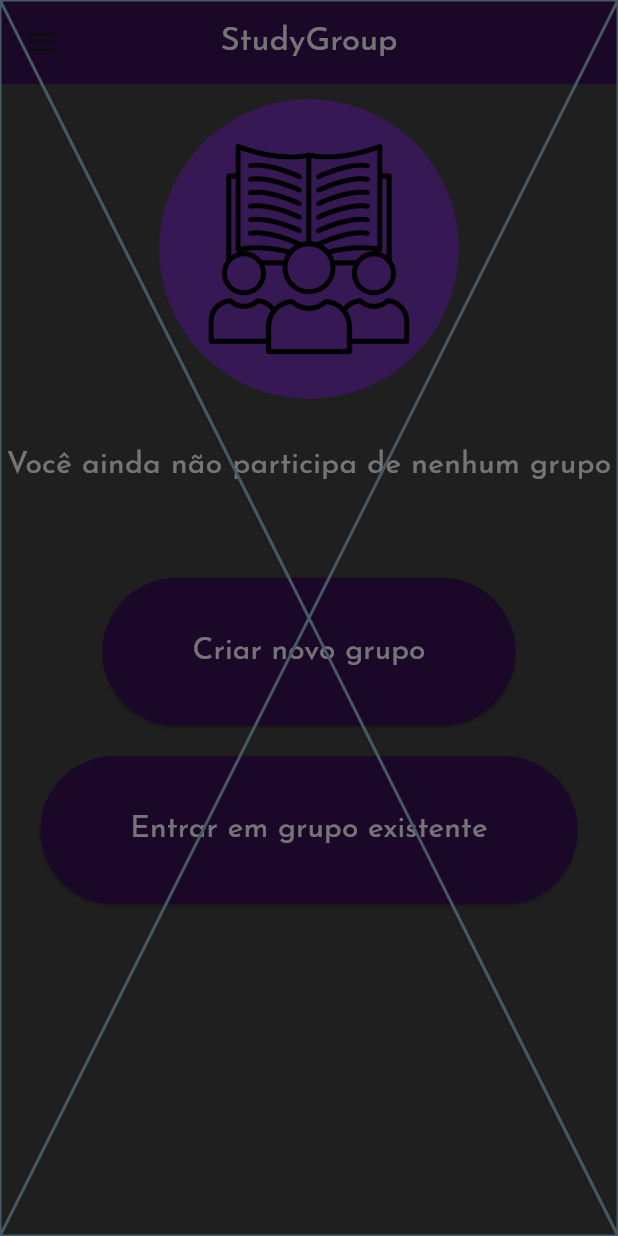
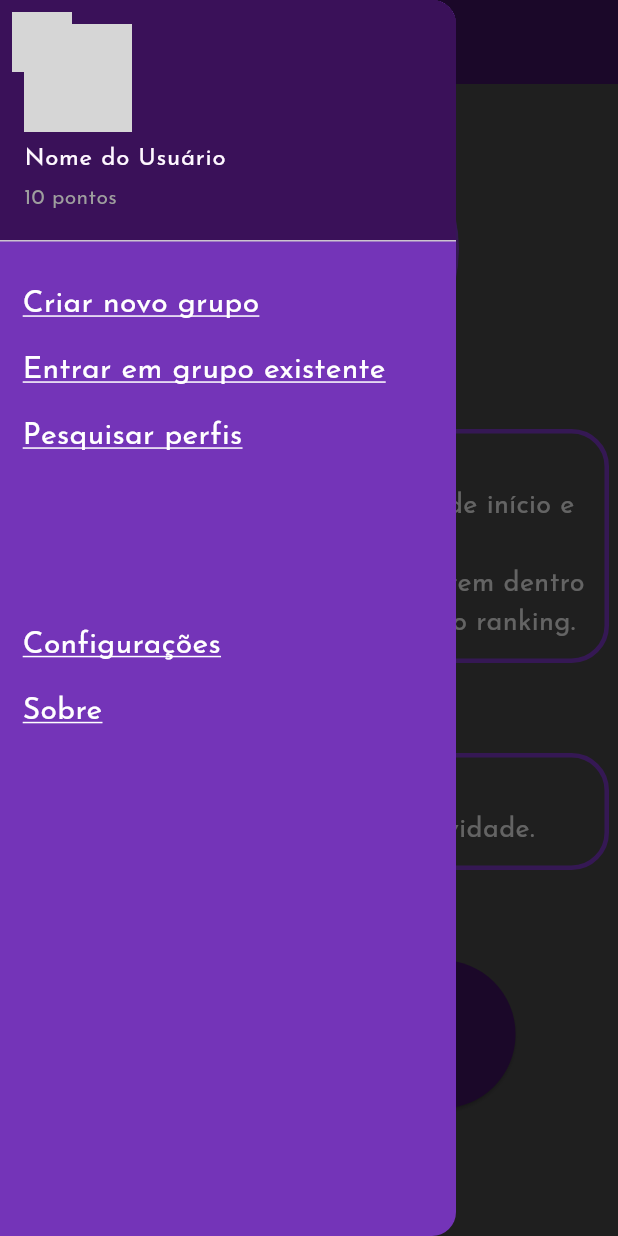
Before and after one commit to Italloprog/TCC-StudyGroup, a Flutter app: the ScafolldBase screen opened directly, with the side drawer open, on a phone screen of 412 x 824 dp. Run offline on Flutter 3.47's test engine with Material 3 defaults, Android fonts, the phone set to English and light mode, and no system bars; our stand-ins replace image_picker; network calls fail; grey boxes are pictures that could not be loaded.

Commit message:
mais telas

```diff
--- a/frontend/study_group/lib/main.dart
+++ b/frontend/study_group/lib/main.dart
@@ -1,7 +1,11 @@
 import 'package:flutter/material.dart';
 import 'package:study_group/views/pages/cadastro.dart';
+import 'package:study_group/views/pages/encontrar_grupo.dart';
 import 'package:study_group/views/pages/login.dart';
+import 'package:study_group/views/pages/novo_grupo.dart';
 import 'package:study_group/views/pages/pagina_inicial.dart';
+import 'package:study_group/views/pages/perfil.dart';
+import 'package:study_group/views/pages/sobre.dart';
 
 void main() {
   runApp(const MyApp());
@@ -38,6 +42,10 @@ class MyApp extends StatelessWidget {
         '/login' : (context) => const LoginPage(),
         '/cadastro' : (context) => const CadastroPage(),
         '/pagina_inicial' : (context) => const PaginaInicial(),
+        '/sobre' : (context) => const SobrePage(),
+        '/perfil' : (context) => const PerfilPage(),
+        '/novo_grupo' : (context) => const NovoGrupoPage(),
+        '/encontrar_grupo' : (context) => const EncontrarGrupoPage(),
       },
 
     );
--- a/frontend/study_group/lib/views/pages/pagina_inicial.dart
+++ b/frontend/study_group/lib/views/pages/pagina_inicial.dart
@@ -1,4 +1,5 @@
 import 'package:flutter/material.dart';
+import 'package:study_group/views/widgets/Icone_grande_app.dart';
 import 'package:study_group/views/widgets/botao.dart';
 import 'package:study_group/views/widgets/scafolld_base.dart';
 
@@ -16,14 +17,7 @@ class _PaginaInicialState extends State<PaginaInicial> {
       body: Column(
         children: [
 
-          Container(
-            margin: const EdgeInsets.all(10),
-            width: 200,
-            height: 200,
-            child: ClipOval(
-              child: Image.asset('lib/assets/iconeApp2.png'),
-            ),
-          ),
+          IconeGrandeApp(),
 
           const SizedBox(
             height: 20,
@@ -33,11 +27,15 @@ class _PaginaInicialState extends State<PaginaInicial> {
           const SizedBox(
             height: 60,
           ),
-          Botao(label: 'Criar novo grupo', onPressed: (){}),
+          Botao(label: 'Criar novo grupo', onPressed: (){
+            Navigator.pushNamed(context, '/novo_grupo');
+          }),
           const SizedBox(
             height: 20,
           ),
-          Botao(label: 'Entrar em grupo existente', onPressed: (){})
+          Botao(label: 'Entrar em grupo existente', onPressed: (){
+            Navigator.pushNamed(context, '/encontrar_grupo');
+          })
         ],
       )
     );
--- a/frontend/study_group/lib/views/widgets/drawer_base.dart
+++ b/frontend/study_group/lib/views/widgets/drawer_base.dart
@@ -1,4 +1,5 @@
 import 'package:flutter/material.dart';
+import 'package:study_group/views/widgets/texto_com_linha.dart';
 
 class DrawerBase extends StatefulWidget {
   const DrawerBase({super.key});
@@ -10,6 +11,78 @@ class DrawerBase extends StatefulWidget {
 class _DrawerBaseState extends State<DrawerBase> {
   @override
   Widget build(BuildContext context) {
-    return const Placeholder();
+    return Drawer(
+      backgroundColor: const Color.fromARGB(255, 116, 52, 184),
+      child: ListView(
+        children: [
+
+          UserAccountsDrawerHeader(
+            decoration: BoxDecoration(
+              color: const Color.fromARGB(255, 58, 17, 89),
+            ),
+
+            currentAccountPicture:
+            InkWell(
+              onTap: () {
+                Navigator.pushNamed(context, '/perfil');
+              },
+              child:  CircleAvatar(backgroundImage: NetworkImage('https://pbs.twimg.com/media/FsGrGIBXgAA1OQI.jpg',),),
+            ),
+
+
+            accountName:
+            InkWell(
+              child: Text('Nome do Usuário'),
+              onTap: () {
+                Navigator.pushNamed(context, '/perfil');
+              },
+            ),
+
+            accountEmail: Text('10 pontos',
+              style: TextStyle(
+                color: Colors.grey,
+              ),
+            ),
+          ),
+          Container(
+            margin: const EdgeInsets.only(left: 15, top: 20),
+            child: Column(
+              crossAxisAlignment: CrossAxisAlignment.start,
+              spacing: 15,
+              children: [
+                InkWell(
+                  onTap: () {
+                    Navigator.pushNamed(context, '/novo_grupo');
+                  },
+                  child: TextoComLinha(texto: 'Criar novo grupo',)
+                ),
+
+              InkWell(
+                onTap: () {
+                  Navigator.pushNamed(context, '/encontrar_grupo');
+                },
+                child: TextoComLinha(texto: 'Entrar em grupo existente',)
+              ),
+
+              TextoComLinha(texto: 'Pesquisar perfis'),
+
+              SizedBox(
+                height: 80,
+              ),
+
+              TextoComLinha(texto: 'Configurações',),
+
+              InkWell(
+                child: TextoComLinha(texto: 'Sobre',),
+                onTap: () {
+                  Navigator.pushNamed(context, '/sobre');
+                },
+              ),
+              ],
+            ),
+          ),
+        ],
+      ),
+    );
   }
 }
--- /dev/null
+++ b/frontend/study_group/lib/views/widgets/icone_grande_app.dart
@@ -0,0 +1,19 @@
+import 'package:flutter/material.dart';
+
+class IconeGrandeApp extends StatelessWidget {
+  const IconeGrandeApp({super.key, this.altura, this.largura});
+  final double? altura;
+  final double? largura;
+
+  @override
+  Widget build(BuildContext context) {
+    return Container(
+            margin: const EdgeInsets.all(10),
+            width: largura ?? 200,
+            height: altura ?? 200,
+            child: ClipOval(
+              child: Image.asset('lib/assets/iconeApp2.png'),
+            ),
+          );
+  }
+}
--- a/frontend/study_group/lib/views/widgets/scafolld_base.dart
+++ b/frontend/study_group/lib/views/widgets/scafolld_base.dart
@@ -19,6 +19,13 @@ class _ScafolldBaseState extends State<ScafolldBase> {
         title: Text(widget.title ?? 'StudyGroup', style: const TextStyle(color: Colors.white),),
         centerTitle: true,
         backgroundColor: const Color.fromARGB(255, 58, 17, 89),
+        leading: Builder(
+          builder: (context) => IconButton(
+            onPressed: () {
+              Scaffold.of(context).openDrawer();
+              } ,
+            icon: CircleAvatar(backgroundImage: NetworkImage('https://pbs.twimg.com/media/FsGrGIBXgAA1OQI.jpg',)),
+            )),
       ),
       drawer: DrawerBase(),
       body: Center(
--- /dev/null
+++ b/frontend/study_group/lib/views/widgets/texto_com_linha.dart
@@ -0,0 +1,21 @@
+import 'package:flutter/material.dart';
+
+class TextoComLinha extends StatelessWidget {
+  const TextoComLinha({super.key, required this.texto});
+  final String texto;
+
+  @override
+  Widget build(BuildContext context) {
+    return Column(
+      children: [
+        Text(texto,
+            style: TextStyle(
+              fontSize: 20,
+              decoration: TextDecoration.underline,
+              decorationColor: Colors.white,
+              decorationThickness: 1.0,
+            )),
+      ],
+    );
+  }
+}
--- a/frontend/study_group/pubspec.yaml
+++ b/frontend/study_group/pubspec.yaml
@@ -59,7 +59,6 @@ flutter:
 
   # To add assets to your application, add an assets section, like this:
   assets:
-  - lib/assets/iconeApp.png
   - lib/assets/iconeApp2.png
 
 
```
Also changed, not shown: frontend/study_group/lib/views/pages/cadastro.dart (+4 -7 lines), frontend/study_group/lib/views/pages/encontrar_grupo.dart (added, +31 -0 lines), frontend/study_group/lib/views/pages/login.dart (+2 -6 lines), frontend/study_group/lib/views/pages/novo_grupo.dart (added, +61 -0 lines), frontend/study_group/lib/views/pages/perfil.dart (added, +140 -0 lines), frontend/study_group/lib/views/pages/sobre.dart (added, +35 -0 lines), frontend/study_group/lib/assets/iconeApp.png (deleted).
